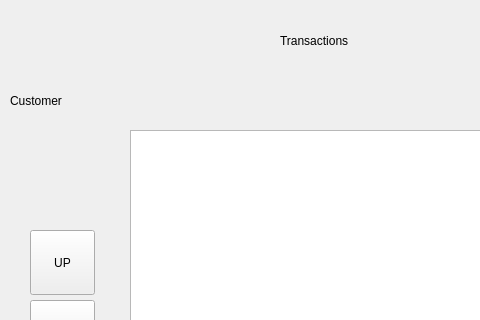
The window that bank-automat/transactions.ui (JansQ-75/Riihimaatti) describes before a commit, drawn with Qt 5; both pictures show x 0 to 480 and y 0 to 320 of the 800 by 480 pixel window.
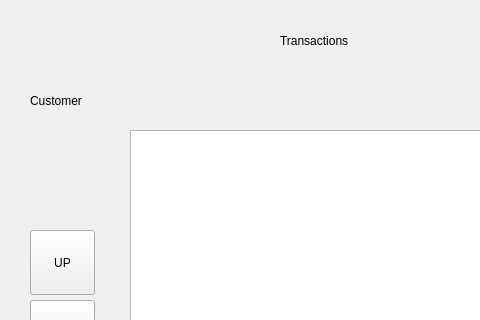
The same window after the commit.

Commit message: parametri konstruktori

Patch:
```diff
--- a/bank-automat/transactions.ui
+++ b/bank-automat/transactions.ui
@@ -65,7 +65,7 @@
   <widget class="QLabel" name="labelCustomer">
    <property name="geometry">
     <rect>
-     <x>10</x>
+     <x>30</x>
      <y>60</y>
      <width>141</width>
      <height>81</height>
```
The commit also changes 2 other files.
